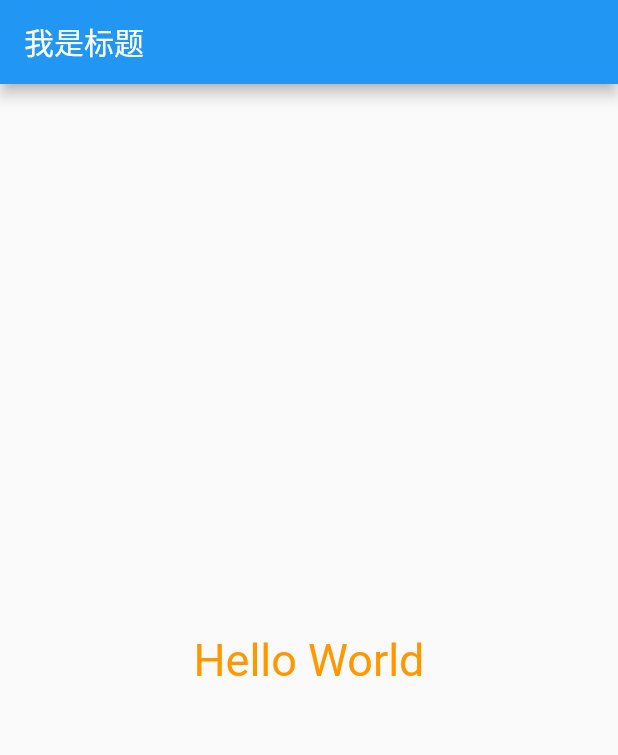
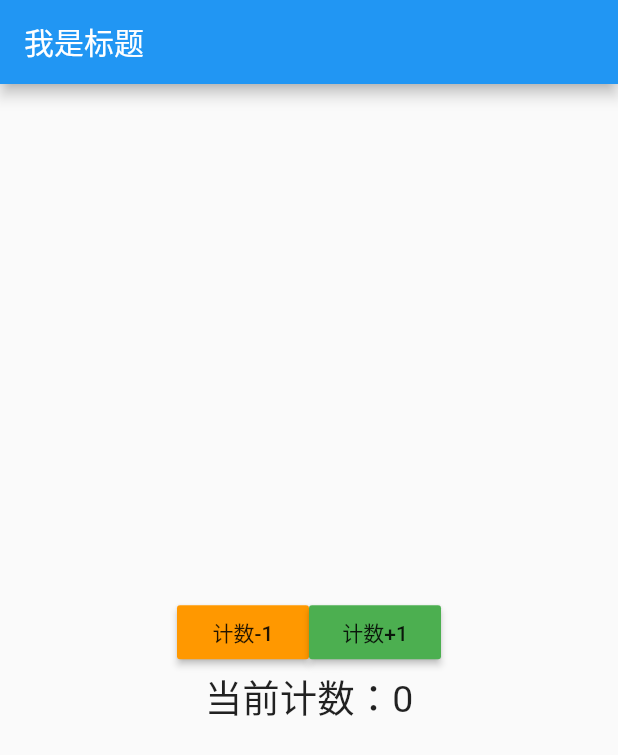
Before and after one commit to Linuocc/flutter_study, a Flutter app: the screen it shows after launch, on a phone screen of 412 x 824 dp. Shown: the top 755 px of the screen. Run offline on Flutter 3.47's test engine with Material 2 defaults, Android fonts, the light colour scheme and no system bars.

Commit message:
计数器案例实现

```diff
--- a/lib/main.dart
+++ b/lib/main.dart
@@ -18,20 +18,69 @@ class MyApp extends StatelessWidget {
   }
 }
 
-class ContentWidget extends StatelessWidget {
+class ContentWidget extends StatefulWidget {
   @override
-  Widget build(BuildContext context) {
-    return Center(child: TextWidget());
+  State<StatefulWidget> createState() {
+    return ContentWidgetState();
   }
 }
 
-class TextWidget extends StatelessWidget {
+class ContentWidgetState extends State<ContentWidget> {
+  int counter = 0;
+
   @override
   Widget build(BuildContext context) {
-    return Text(
-      "Hello World",
-      textDirection: TextDirection.ltr,
-      style: TextStyle(fontSize: 30, color: Colors.orange),
-    );
+    return Center(
+        child: Column(
+      mainAxisAlignment: MainAxisAlignment.center,
+      children: <Widget>[
+        Row(
+          mainAxisAlignment: MainAxisAlignment.center,
+          children: <Widget>[
+            RaisedButton(
+                color: Colors.orange,
+                child: Text("计数-1"),
+                onPressed: () {
+                  setState(() {
+                    counter--;
+                  });
+                }),
+            RaisedButton(
+                color: Colors.green,
+                child: Text("计数+1"),
+                onPressed: () {
+                  setState(() {
+                    counter++;
+                  });
+                }),
+          ],
+        ),
+        Text(
+          "当前计数：$counter",
+          style: TextStyle(fontSize: 25),
+        ),
+      ],
+    ));
   }
 }
+
+//class ContentWidget extends StatelessWidget {
+//  int counter = 0;
+//  @override
+//  Widget build(BuildContext context) {
+//    return Center(
+//        child: Column(
+//          mainAxisAlignment: MainAxisAlignment.center,
+//          children: <Widget>[
+//            RaisedButton(child:Text("计数+1"),onPressed:(){
+//              print("按钮点击");
+//              counter++;
+//            }),
+//            Text(
+//              "当前计数：$counter",
+//              style: TextStyle(fontSize: 25),
+//            ),
+//          ],
+//        ));
+//  }
+//}
```
